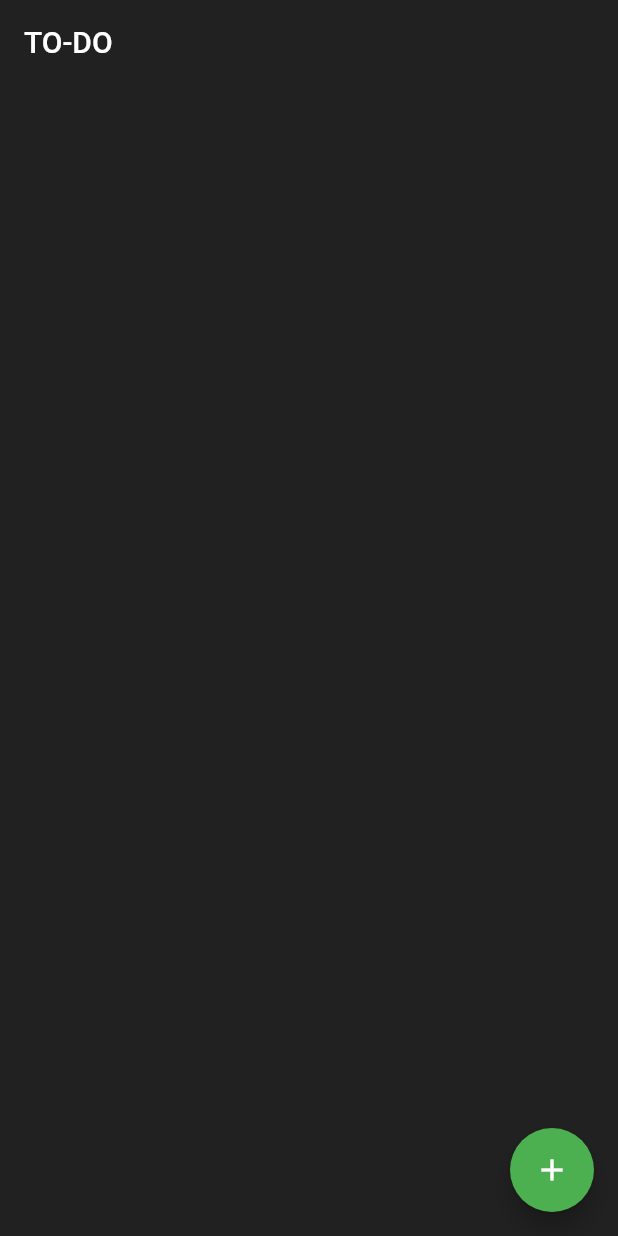
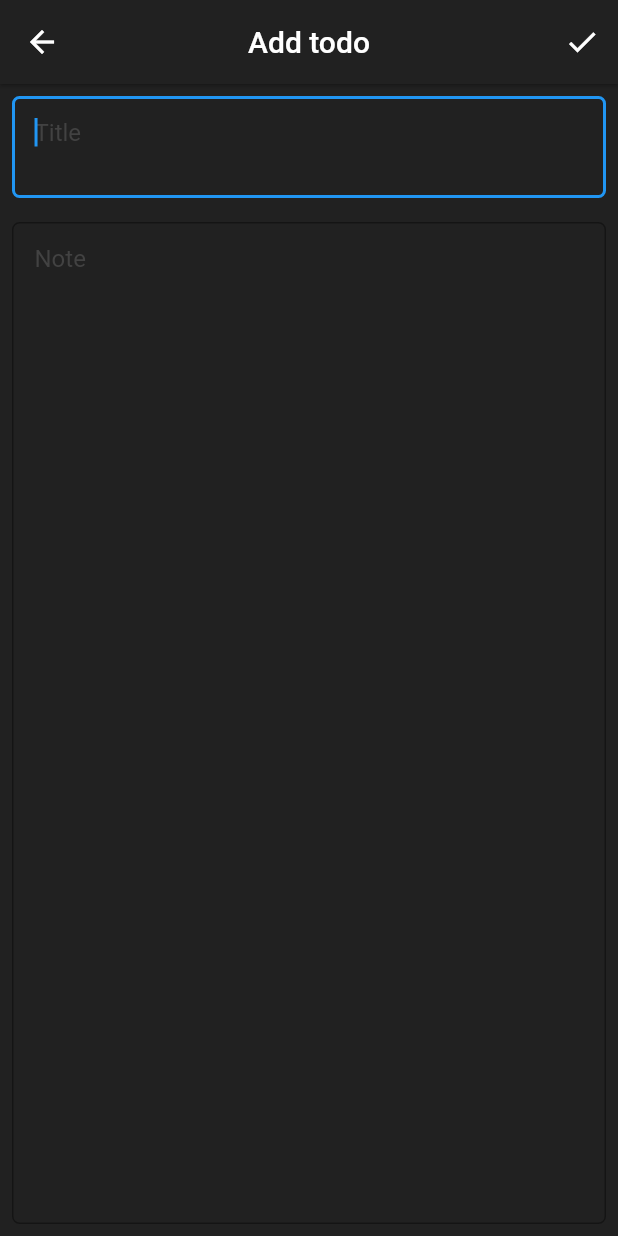
Before and after one commit to Enigma-I-am/flutter_firestore_todo_app, a Flutter app: the screen it shows after launch, after a tap on the "add" icon, on a phone screen of 412 x 824 dp. Run offline on Flutter 3.47's test engine with Material 2 defaults, Android fonts, the phone set to English and light mode, and no system bars.

Commit message:
Added the note taking screen

```diff
--- a/lib/ui/ListScreen.dart
+++ b/lib/ui/ListScreen.dart
@@ -1,4 +1,5 @@
 import 'package:flutter/material.dart';
+import 'package:flutter_firestore_todo_app/ui/MakeNoteScreen.dart';
 
 class ListScreen extends StatefulWidget {
   @override
@@ -14,26 +15,30 @@ class ListScreenState extends State<ListScreen> {
     // TODO: implement build
     return Scaffold(
       appBar: AppBar(
-          title: Text("TO-DO"),
+        title: Text("TODO"),
+        actions: <Widget>[
+          IconButton(
+            icon: Icon(Icons.more_vert,color: Colors.white,),
+            onPressed: null,
+          )
+        ],
         backgroundColor: Colors.grey.shade900,
-          elevation: 0.0,
+        elevation: 1.0,
       ),
       backgroundColor: Colors.grey.shade900,
       floatingActionButton: FloatingActionButton(
-          onPressed: () => debugPrint("click me!!"),
-          backgroundColor: Colors.green,
+        onPressed: () {
+          Navigator.push(
+            context,
+            MaterialPageRoute(builder: (context) => MakeNoteScreen()),
+          );
+        },
+
         child: Icon(
           Icons.add,
           color: Colors.white,
         ),
       ),
-        bottomNavigationBar: BottomAppBar(
-          child: Row(
-            mainAxisSize: MainAxisSize.max,
-            mainAxisAlignment: MainAxisAlignment.spaceBetween,
-            children: <Widget>[],
-          ),
-          color: Colors.blueGrey,
-        ));
+    );
   }
 }
--- /dev/null
+++ b/lib/ui/MakeNoteScreen.dart
@@ -0,0 +1,70 @@
+import 'package:flutter/cupertino.dart';
+import 'package:flutter/material.dart';
+
+class MakeNoteScreen extends StatefulWidget {
+  @override
+  State<StatefulWidget> createState() {
+    // TODO: implement createState
+    return MakeNoteScreenState();
+  }
+}
+
+class MakeNoteScreenState extends State<MakeNoteScreen> {
+  @override
+  Widget build(BuildContext context) {
+    // TODO: implement build
+    return Scaffold(
+      appBar: AppBar(
+        actions: <Widget>[IconButton(onPressed: null,icon: Icon(Icons.check,color: Colors.white,),)],
+        title: Text("Add todo"),
+        centerTitle: true,
+        backgroundColor: Colors.grey.shade900,
+        elevation: 1.0,
+      ),
+      backgroundColor: Colors.grey.shade900,
+      body: Container(
+        alignment: Alignment.center,
+        child: Column(
+          children: <Widget>[
+            Padding(
+              padding: EdgeInsets.all(8.0),
+              child: TextField(
+                controller: null,
+                autofocus: true,
+                maxLines: 2,
+                style: TextStyle(color: Colors.white),
+                decoration: InputDecoration(
+                  hintText: "Title",
+                  hintStyle: TextStyle(color: Colors.grey.shade800),
+                  contentPadding: EdgeInsets.all(15.0),
+                  fillColor: Colors.white,
+                  border: OutlineInputBorder(
+                      borderRadius: BorderRadius.all(Radius.circular(5.0))),
+                ),
+              ),
+            ),
+            Expanded(
+              flex: 2,
+              child: Padding(
+                padding: EdgeInsets.all(8.0),
+                child: TextField(
+                  controller: null,
+                  maxLines: 100,
+                  style: TextStyle(color: Colors.white),
+                  decoration: InputDecoration(
+                    hintText: "Note",
+                    hintStyle: TextStyle(color: Colors.grey.shade800),
+                    contentPadding: EdgeInsets.all(15.0),
+                    fillColor: Colors.white,
+                    border: OutlineInputBorder(
+                        borderRadius: BorderRadius.all(Radius.circular(5.0))),
+                  ),
+                ),
+              ),
+            )
+          ],
+        ),
+      ),
+    );
+  }
+}
```
Also changed, not shown: 1 other file. Lines whose indentation alone changed are shown as unchanged.
